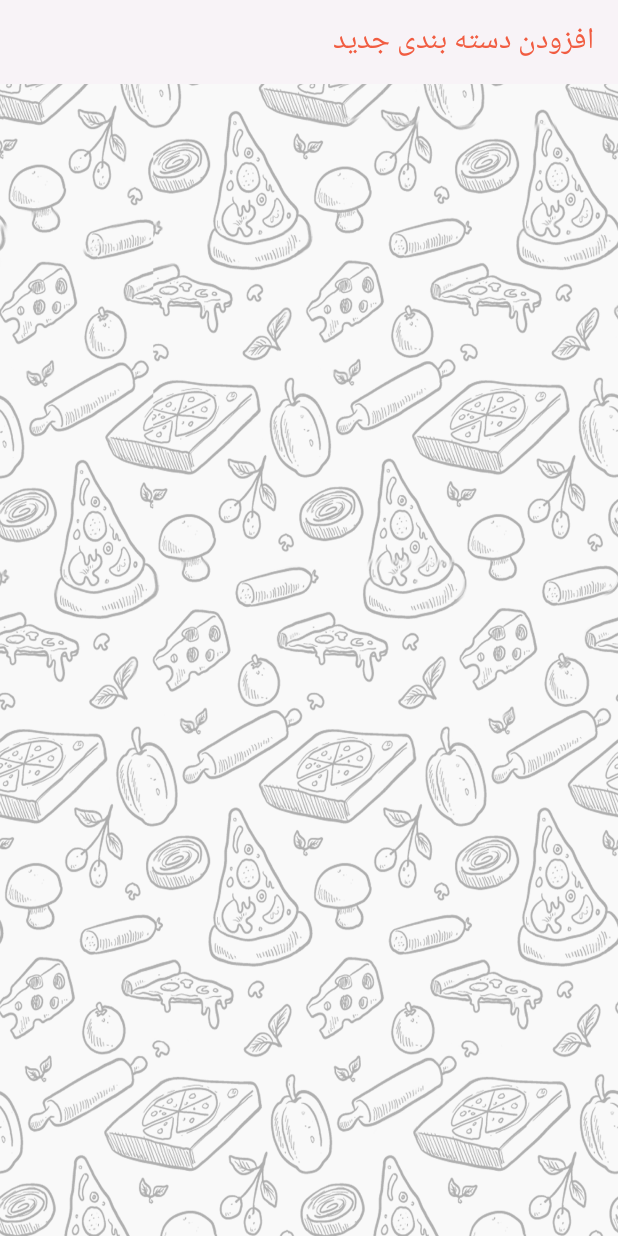
After one commit to nahidab1998/food-ordring, an Android app: the ActiviyAddOrEditGrouping screen opened directly, with no data from a screen before it, on a phone screen of 412 x 824 dp. The commit adds this screen. Run offline under Robolectric (Android 15) with nearby library versions, the phone set to English and light mode, and no system bars.

Commit message:
fix add or edit grouping

```diff
--- a/app/src/main/AndroidManifest.xml
+++ b/app/src/main/AndroidManifest.xml
@@ -9,6 +9,9 @@
         android:roundIcon="@mipmap/ic_launcher_icon"
         android:supportsRtl="true"
         android:theme="@style/Theme.Food_orderig">
+        <activity
+            android:name=".activity.grouping.ActiviyAddOrEditGrouping"
+            android:exported="true" />
         <activity
             android:name=".activity.grouping.ActivityGrouping"
             android:exported="true" />
--- /dev/null
+++ b/app/src/main/java/com/example/food_orderig/activity/grouping/ActiviyAddOrEditGrouping.java
@@ -0,0 +1,16 @@
+package com.example.food_orderig.activity.grouping;
+
+import androidx.appcompat.app.AppCompatActivity;
+
+import android.os.Bundle;
+
+import com.example.food_orderig.R;
+
+public class ActiviyAddOrEditGrouping extends AppCompatActivity {
+
+    @Override
+    protected void onCreate(Bundle savedInstanceState) {
+        super.onCreate(savedInstanceState);
+        setContentView(R.layout.activiy_add_or_edit_grouping);
+    }
+}
--- a/app/src/main/res/layout/activity_add_or_edit_product.xml
+++ b/app/src/main/res/layout/activity_add_or_edit_product.xml
@@ -67,7 +67,7 @@
                 android:background="@drawable/back_edittext"
                 android:drawableRight="@drawable/custom_food_icon"
                 android:drawablePadding="5dp"
-                android:elevation="5dp"
+                android:elevation="6dp"
                 android:fontFamily="@font/iran_sans"
                 android:gravity="right"
                 android:hint="نام محصول"
@@ -87,10 +87,9 @@
                 android:layout_marginBottom="30dp"
                 android:fontFamily="@font/iran_sans"
                 android:gravity="right"
-                android:elevation="5dp"
+                android:elevation="6dp"
                 android:hint="دسته بندی"
                 android:textColor="#5e6d76"
-                android:inputType="number"
                 android:padding="10dp"
                 android:textSize="14dp" />
 
@@ -110,6 +109,7 @@
                 android:text="ذخیره"
                 android:textStyle="bold"
                 android:textSize="14dp"
+                android:elevation="10dp"
                 android:fontFamily="@font/iran_sans"
                 android:textColor="@color/red"
                 android:background="@drawable/btn_save"
--- /dev/null
+++ b/app/src/main/res/layout/activiy_add_or_edit_grouping.xml
@@ -0,0 +1,20 @@
+<?xml version="1.0" encoding="utf-8"?>
+<LinearLayout xmlns:android="http://schemas.android.com/apk/res/android"
+    xmlns:app="http://schemas.android.com/apk/res-auto"
+    xmlns:tools="http://schemas.android.com/tools"
+    android:layout_width="match_parent"
+    android:layout_height="match_parent"
+    android:background="@drawable/food_pic"
+    tools:context=".activity.grouping.ActiviyAddOrEditGrouping">
+
+    <androidx.appcompat.widget.Toolbar
+        android:id="@+id/Toolbar"
+        android:layout_width="match_parent"
+        android:layout_height="?attr/actionBarSize"
+        android:background="@color/text"
+        app:title="افزودن دسته بندی جدید"
+        app:titleMarginEnd="10dp"
+        app:titleMarginStart="10dp"
+        app:titleTextColor="@color/red" />
+
+</LinearLayout>
--- a/app/src/main/res/layout/date_and_sale.xml
+++ b/app/src/main/res/layout/date_and_sale.xml
@@ -182,7 +182,7 @@
                         android:layout_width="wrap_content"
                         android:layout_height="wrap_content"
                         android:text="فروش کل"
-                        android:textSize="16dp"
+                        android:textSize="14dp"
                         android:textColor="@color/red"
                         android:fontFamily="@font/iran_sans"
                         android:textStyle="bold"
@@ -201,7 +201,7 @@
                         android:layout_width="wrap_content"
                         android:layout_height="wrap_content"
                         android:text="700000"
-                        android:textSize="16dp"
+                        android:textSize="14dp"
                         android:fontFamily="@font/iran_sans"
                         android:textStyle="bold"
                         android:gravity="center"/>
```
